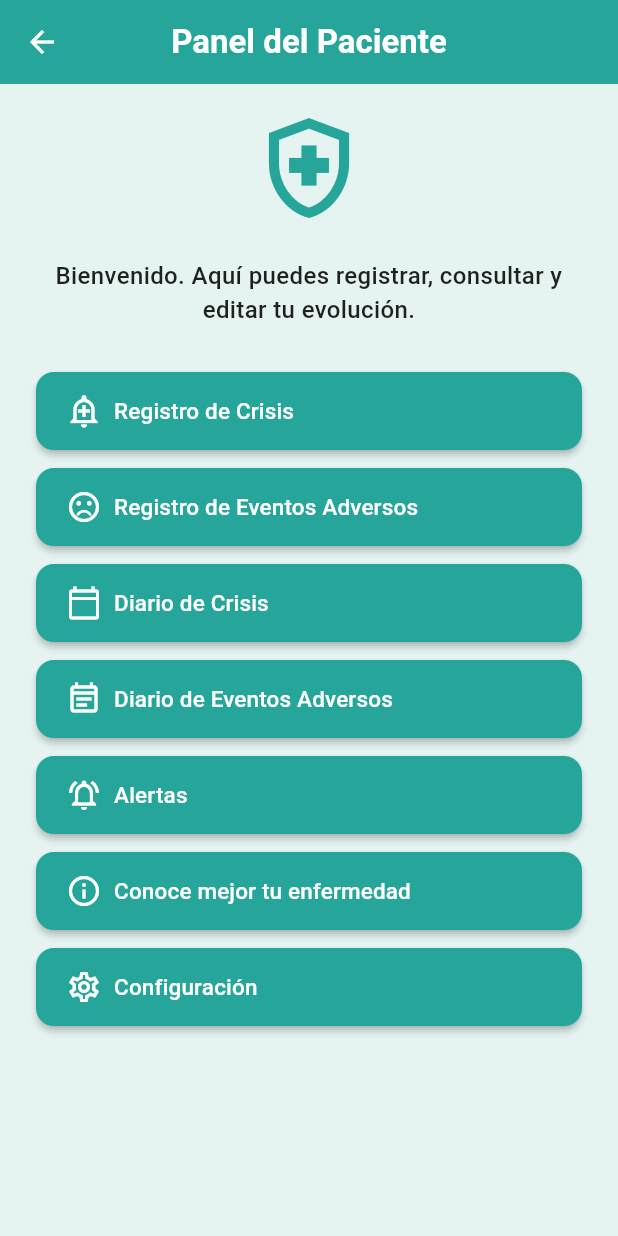
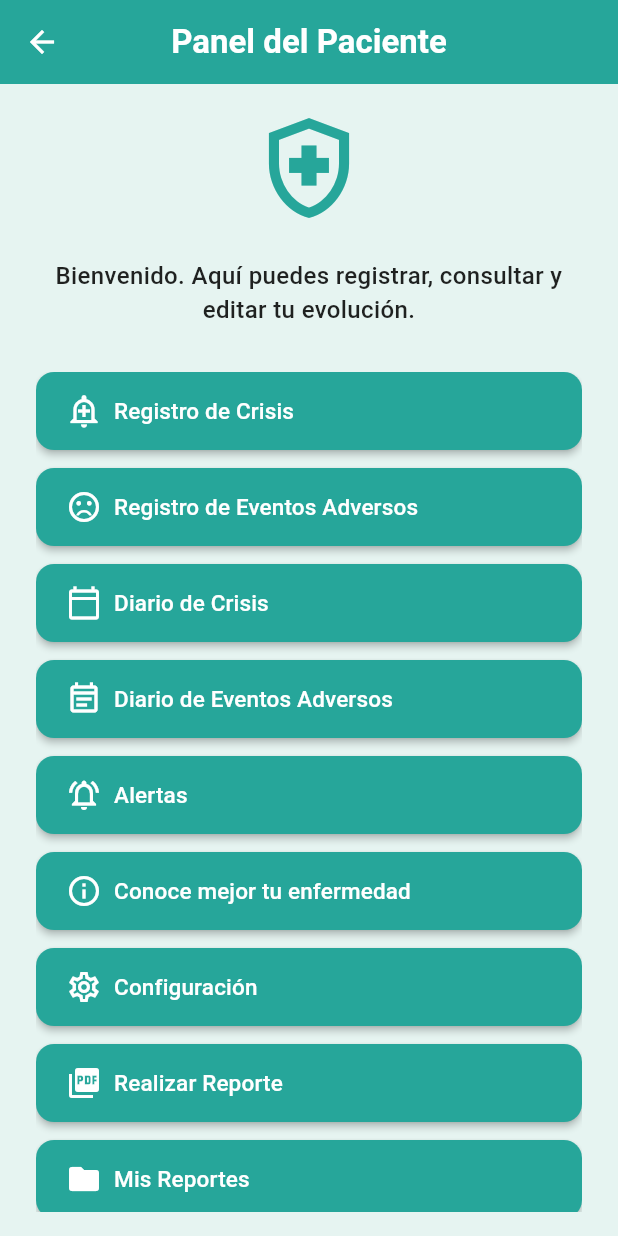
Before and after one commit to juanmarcos99/aplicacionestep, a Flutter app: the PacienteScreen screen opened by its route, on a phone screen of 412 x 824 dp. Run offline on Flutter 3.47's test engine with Material 3 defaults, Android fonts, the phone set to English and light mode, and no system bars; our stand-ins replace open_filex, permission_handler, share_plus, sqflite; accounts and stored records are empty.

Commit message:
-Se creo pdf_list_screen para ver los pdfs generados. -se modifico pdf_screen para hacer un boton q nevegara a pdf_list_screen pero se planea quitarlo luego. -Se agrego dos botones a paciente_screen para navegar a las pantalas de list_screen y pdf_screen

```diff
--- a/lib/main.dart
+++ b/lib/main.dart
@@ -1,4 +1,5 @@
 import 'package:aplicacionestep/screens/diario_crisis_screen.dart';
+import 'package:aplicacionestep/screens/pdf_list_screen.dart';
 import 'package:aplicacionestep/screens/pdf_screen.dart';
 import 'package:aplicacionestep/screens/registro_crisis_screen.dart';
 import 'package:flutter/material.dart';
@@ -32,6 +33,7 @@ class MyApp extends StatelessWidget {
         "/registro_crisis": (context) => const RegistroCrisisScreen(),
         "/diario_crisis": (context) => const DiarioCrisisScreen(),
         '/pdf': (context) => const PdfScreen(),
+        '/pdfs': (context) => const PdfListScreen(),
       },
     );
   }
--- a/lib/screens/paciente_screen.dart
+++ b/lib/screens/paciente_screen.dart
@@ -4,13 +4,15 @@ class PacienteScreen extends StatelessWidget {
   const PacienteScreen({super.key});
 
   final List<String> options = const [
-    '/registro_crisis',             // Registro de Crisis
+    '/registro_crisis',
     '/registro_evento_adverso',
     '/diario_crisis',
     '/diario_eventos',
     '/alertas',
     '/educacion',
     '/configuracion',
+    '/pdf',   // Realizar Reporte
+    '/pdfs',  // Mis Reportes
   ];
 
   final List<String> labels = const [
@@ -21,6 +23,8 @@ class PacienteScreen extends StatelessWidget {
     'Alertas',
     'Conoce mejor tu enfermedad',
     'Configuración',
+    'Realizar Reporte',
+    'Mis Reportes',
   ];
 
   final List<IconData> icons = const [
@@ -31,6 +35,8 @@ class PacienteScreen extends StatelessWidget {
     Icons.notifications_active_outlined,
     Icons.info_outline,
     Icons.settings_outlined,
+    Icons.picture_as_pdf,
+    Icons.folder,
   ];
 
   @override
@@ -53,13 +59,11 @@ class PacienteScreen extends StatelessWidget {
         padding: const EdgeInsets.symmetric(horizontal: 24.0, vertical: 16.0),
         child: Column(
           children: [
-            const Icon(Icons.health_and_safety_outlined,
-                size: 80, color: primaryColor),
+            const Icon(Icons.health_and_safety_outlined, size: 80, color: primaryColor),
             const SizedBox(height: 20),
             const Text(
               'Bienvenido. Aquí puedes registrar, consultar y editar tu evolución.',
-              style: TextStyle(
-                  fontSize: 16, fontWeight: FontWeight.w500, color: Colors.black87),
+              style: TextStyle(fontSize: 16, fontWeight: FontWeight.w500, color: Colors.black87),
               textAlign: TextAlign.center,
             ),
             const SizedBox(height: 30),
@@ -69,25 +73,16 @@ class PacienteScreen extends StatelessWidget {
                 separatorBuilder: (_, __) => const SizedBox(height: 12),
                 itemBuilder: (context, index) {
                   return ElevatedButton.icon(
-                    onPressed: () {
-                      Navigator.pushNamed(context, options[index]);
-                    },
+                    onPressed: () => Navigator.pushNamed(context, options[index]),
                     icon: Icon(icons[index], size: 24, color: Colors.white),
                     label: Text(
                       labels[index],
-                      style: const TextStyle(
-                        fontSize: 15,
-                        fontWeight: FontWeight.w500,
-                        color: Colors.white,
-                      ),
+                      style: const TextStyle(fontSize: 15, fontWeight: FontWeight.w500, color: Colors.white),
                     ),
                     style: ElevatedButton.styleFrom(
                       backgroundColor: primaryColor,
-                      padding: const EdgeInsets.symmetric(
-                          vertical: 14, horizontal: 20),
-                      shape: RoundedRectangleBorder(
-                        borderRadius: BorderRadius.circular(12),
-                      ),
+                      padding: const EdgeInsets.symmetric(vertical: 14, horizontal: 20),
+                      shape: RoundedRectangleBorder(borderRadius: BorderRadius.circular(12)),
                       alignment: Alignment.centerLeft,
                       elevation: 2,
                     ),
--- a/lib/screens/pdf_list_screen.dart
+++ b/lib/screens/pdf_list_screen.dart
@@ -68,6 +68,8 @@ class _PdfListScreenState extends State<PdfListScreen> {
                   child: ListTile(
                     leading: const Icon(Icons.picture_as_pdf, color: Colors.red),
                     title: Text(nombre),
+                    // 👇 Aquí se abre el PDF al tocar el ListTile
+                    onTap: () => abrirPDF(file),
                     trailing: PopupMenuButton<String>(
                       onSelected: (value) {
                         if (value == 'abrir') {
```
Also changed, not shown: lib/screens/pdf_screen.dart (+8 -15 lines).
